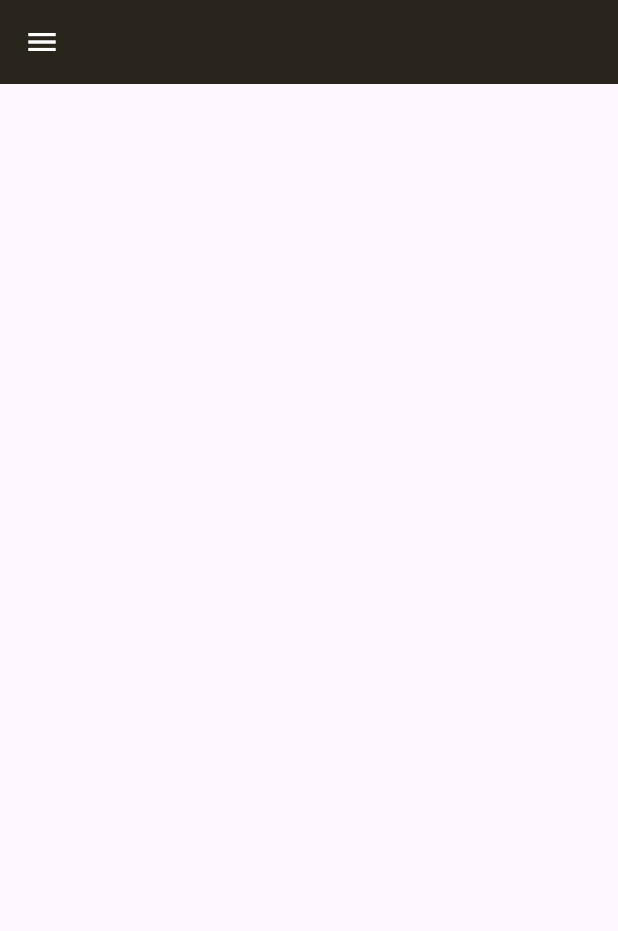
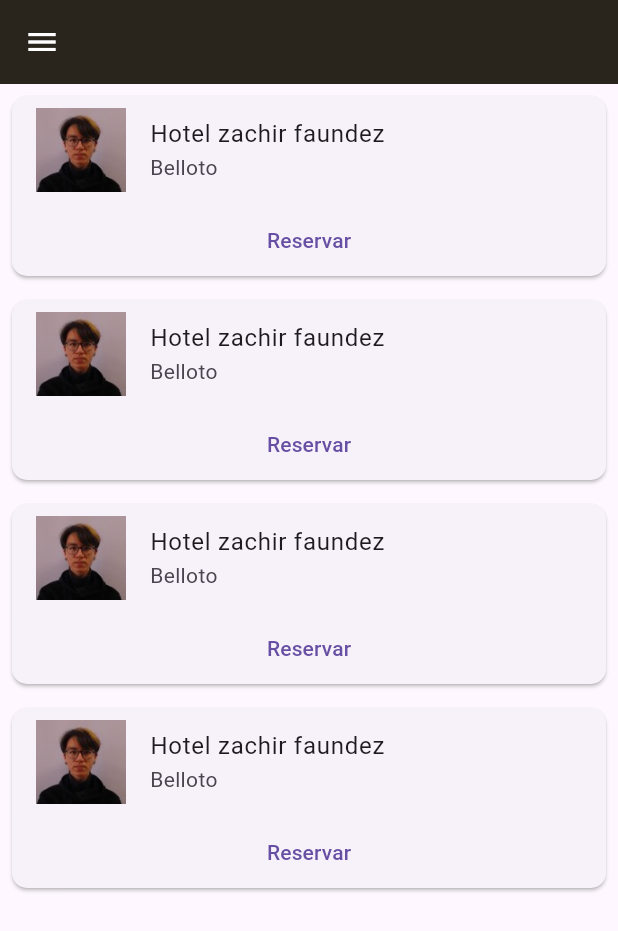
Before and after one commit to Villagol/certamenappmoviles, a Flutter app: the HotelesPage screen opened directly, on a phone screen of 412 x 824 dp. Shown: the top 931 px of the screen. Run offline on Flutter 3.47's test engine with Material 3 defaults, Android fonts, the phone set to English and light mode, and no system bars; our stand-ins replace material_design_icons_flutter.

Commit message:
HotelesCard

```diff
--- a/flutter_application_1/lib/pages/hoteles_page.dart
+++ b/flutter_application_1/lib/pages/hoteles_page.dart
@@ -5,6 +5,7 @@
 import 'package:flutter_application_1/pages/home_page.dart';
 import 'package:flutter_application_1/pages/perfil_page.dart';
 import 'package:flutter_application_1/pages/servicios_page.dart';
+import 'package:flutter_application_1/widgets/hoteles_card.dart';
 import 'package:material_design_icons_flutter/material_design_icons_flutter.dart';
 
 class HotelesPage extends StatelessWidget {
@@ -130,6 +131,26 @@
           ],
         ),
       ),
+      body: Column(
+        children: [
+          HotelesCard(
+              imagen: 'assets/images/zachir.jpg',
+              nombre: 'Hotel zachir faundez',
+              ubicacion: 'Belloto'),
+          HotelesCard(
+              imagen: 'assets/images/zachir.jpg',
+              nombre: 'Hotel zachir faundez',
+              ubicacion: 'Belloto'),
+          HotelesCard(
+              imagen: 'assets/images/zachir.jpg',
+              nombre: 'Hotel zachir faundez',
+              ubicacion: 'Belloto'),
+          HotelesCard(
+              imagen: 'assets/images/zachir.jpg',
+              nombre: 'Hotel zachir faundez',
+              ubicacion: 'Belloto')
+        ],
+      ),
     );
   }
 }
--- /dev/null
+++ b/flutter_application_1/lib/widgets/hoteles_card.dart
@@ -0,0 +1,56 @@
+import 'package:flutter/material.dart';
+
+class HotelesCard extends StatelessWidget {
+  final String imagen;
+  final String nombre;
+  final String ubicacion;
+
+  HotelesCard({
+    required this.imagen,
+    required this.nombre,
+    required this.ubicacion,
+  });
+
+  @override
+  Widget build(BuildContext context) {
+    return Card(
+      shape: RoundedRectangleBorder(borderRadius: BorderRadius.circular(10)),
+      margin: EdgeInsets.all(8),
+      child: Column(
+        crossAxisAlignment: CrossAxisAlignment.stretch,
+        children: <Widget>[
+          ListTile(
+            title: Text(nombre),
+            subtitle: Text(ubicacion),
+            leading: Image.asset(
+              imagen,
+              width: 60,
+              height: 60,
+              fit: BoxFit.cover,
+            ),
+          ),
+          TextButton(
+              onPressed: () {
+                showDialog(
+                    context: context,
+                    builder: (BuildContext context) {
+                      return AlertDialog(
+                        title: Text('Reservar Habitación'),
+                        content:
+                            Text('La habitación ha sido reservada con éxito'),
+                        actions: [
+                          TextButton(
+                              onPressed: () {
+                                Navigator.of(context).pop();
+                              },
+                              child: Text('Aceptar'))
+                        ],
+                      );
+                    });
+              },
+              child: Text('Reservar'))
+        ],
+      ),
+    );
+  }
+}
```
